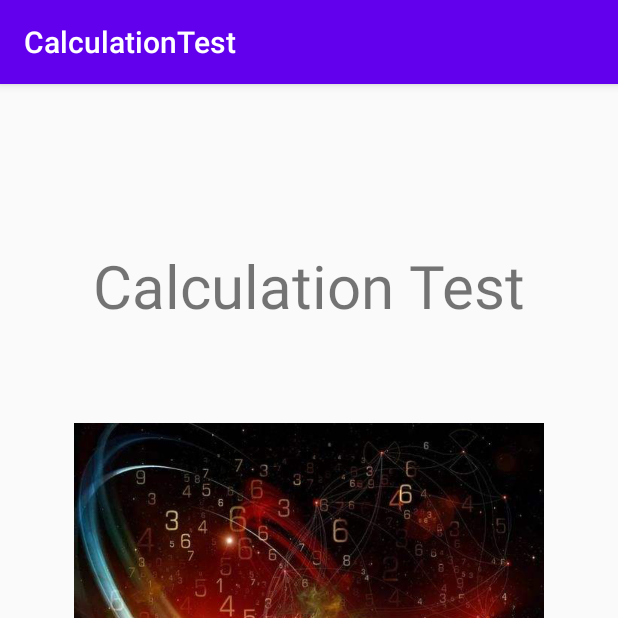
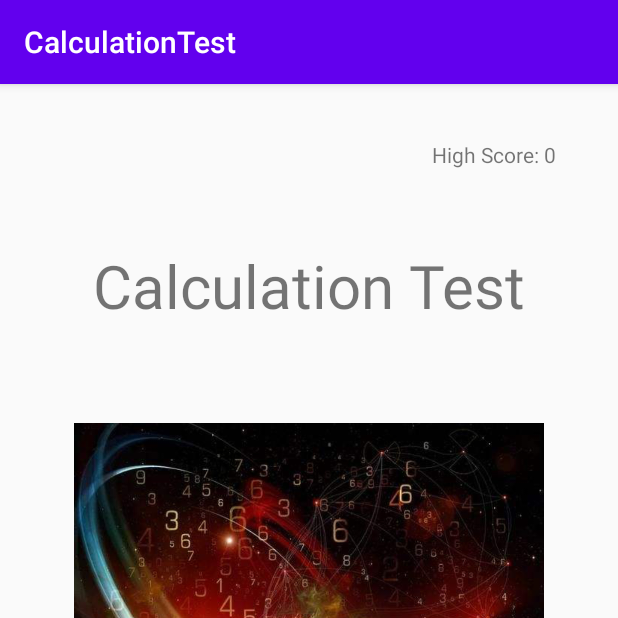
Before and after one commit to sakurafisch/CalculationTest, an Android app: the fragment TitleFragment shown on its own in the app's theme, on a phone screen of 412 x 824 dp, the top half of it. Run offline under Robolectric (Android 15) with nearby library versions, the phone set to English and light mode, and no system bars; our stand-ins replace data binding.

Commit message:
编写TitleFragment并修复了一个布局问题

```diff
--- a/app/build.gradle
+++ b/app/build.gradle
@@ -37,4 +37,6 @@ dependencies {
     implementation 'androidx.navigation:navigation-ui:2.0.0'
     implementation 'androidx.lifecycle:lifecycle-viewmodel:2.2.0'
     implementation 'androidx.lifecycle:lifecycle-viewmodel-savedstate:2.2.0'
+    implementation 'androidx.lifecycle:lifecycle-extensions:2.2.0'
+    implementation 'androidx.fragment:fragment:1.2.4'
 }
--- a/app/src/main/java/com/winnerwinter/calculationtest/TitleFragment.java
+++ b/app/src/main/java/com/winnerwinter/calculationtest/TitleFragment.java
@@ -2,11 +2,20 @@ package com.winnerwinter.calculationtest;
 
 import android.os.Bundle;
 
+import androidx.annotation.NonNull;
+import androidx.databinding.DataBindingUtil;
 import androidx.fragment.app.Fragment;
+import androidx.lifecycle.SavedStateViewModelFactory;
+import androidx.lifecycle.ViewModelProvider;
+import androidx.lifecycle.ViewModelProviders;
+import androidx.navigation.NavController;
+import androidx.navigation.Navigation;
 
 import android.view.LayoutInflater;
 import android.view.View;
 import android.view.ViewGroup;
+
+import com.winnerwinter.calculationtest.databinding.FragmentTitleBinding;
 
 
 /**
@@ -20,9 +29,25 @@ public class TitleFragment extends Fragment {
 
 
     @Override
-    public View onCreateView(LayoutInflater inflater, ViewGroup container,
+    public View onCreateView(@NonNull LayoutInflater inflater, ViewGroup container,
                              Bundle savedInstanceState) {
+        MyViewModel myViewModel;
+        // myViewModel = ViewModelProviders.of(requireActivity()).get(MyViewModel.class);  // api 弃用
+        myViewModel = new ViewModelProvider(requireActivity(), new SavedStateViewModelFactory(requireActivity().getApplication(), requireActivity())).get(MyViewModel.class);
+        FragmentTitleBinding binding;
+        binding = DataBindingUtil.inflate(inflater, R.layout.fragment_title, container, false);
+        binding.setData(myViewModel);
+        binding.setLifecycleOwner(requireActivity());
+        binding.button.setOnClickListener(new View.OnClickListener() {
+            @Override
+            public void onClick(View view) {
+                NavController controller = Navigation.findNavController(view);
+                controller.navigate(R.id.action_titleFragment_to_questionFragment);
+            }
+        });
+        return binding.getRoot();
+
         // Inflate the layout for this fragment
-        return inflater.inflate(R.layout.fragment_title, container, false);
+        //return inflater.inflate(R.layout.fragment_title, container, false);
     }
 }
--- a/app/src/main/res/layout/fragment_question.xml
+++ b/app/src/main/res/layout/fragment_question.xml
@@ -248,10 +248,11 @@
             android:layout_height="wrap_content"
             android:text="@string/button7"
             android:textSize="@dimen/buttonFontSize"
+            app:layout_constraintBottom_toTopOf="@+id/guideline13"
             app:layout_constraintEnd_toStartOf="@+id/button8"
             app:layout_constraintHorizontal_bias="0.5"
             app:layout_constraintStart_toStartOf="@+id/guideline9"
-            tools:layout_editor_absoluteY="472dp" />
+            app:layout_constraintTop_toTopOf="@+id/guideline11" />
 
         <Button
             android:id="@+id/button8"
```
